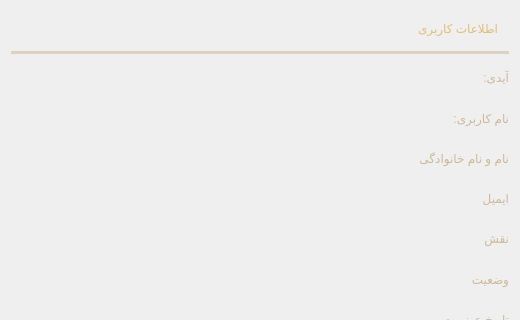
First picture: the form in Client/admin/userdetailsdialog.ui, repository Onyx1907/Lumina-EBook-Platform, before the edit; both pictures show x 0 to 520 and y 0 to 320 of the 520 by 472 pixel window.
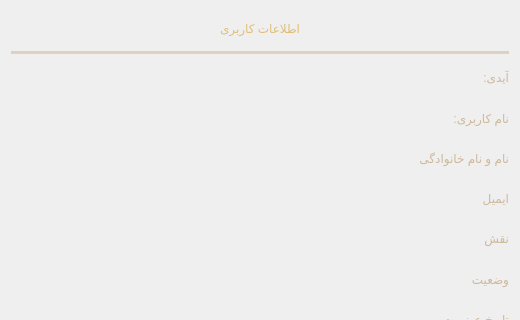
Second picture: the form after the edit.

Commit message: fix: update user details dialog to match API response

```diff
--- a/Client/admin/userdetailsdialog.ui
+++ b/Client/admin/userdetailsdialog.ui
@@ -33,6 +33,9 @@
      <property name="text">
       <string>اطلاعات کاربری</string>
      </property>
+     <property name="alignment">
+      <set>Qt::AlignCenter</set>
+     </property>
     </widget>
    </item>
    <item>
```
Left out of the diff: 2 changed lines with no effect on the pictures. The commit also changes 2 other files.
